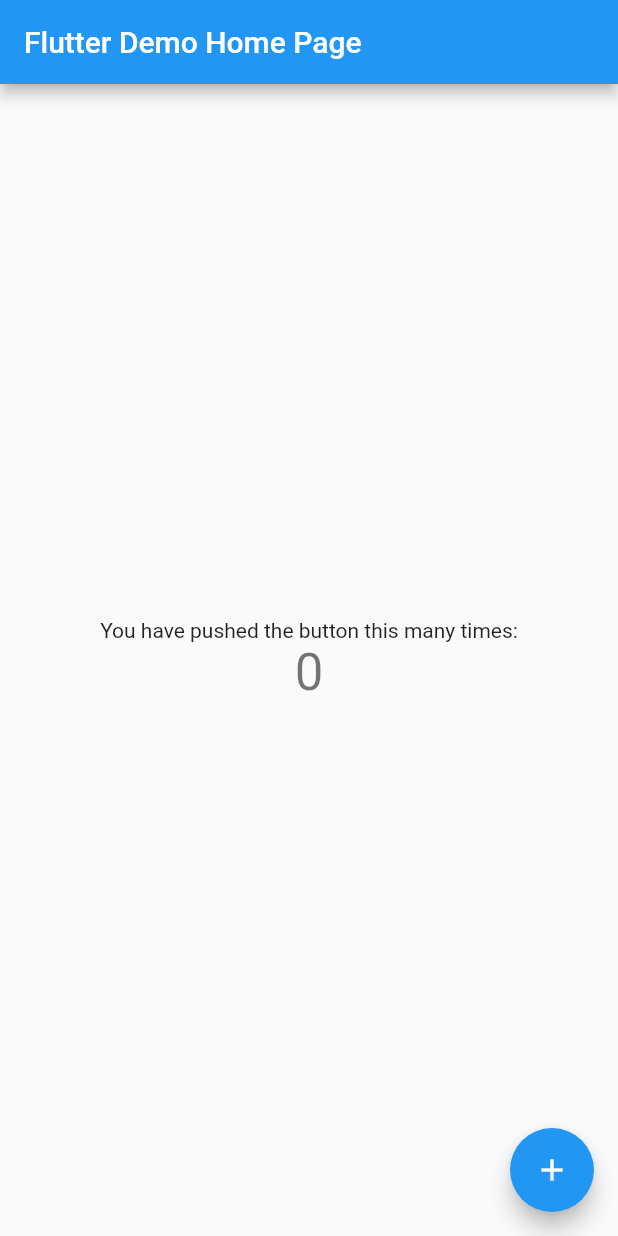
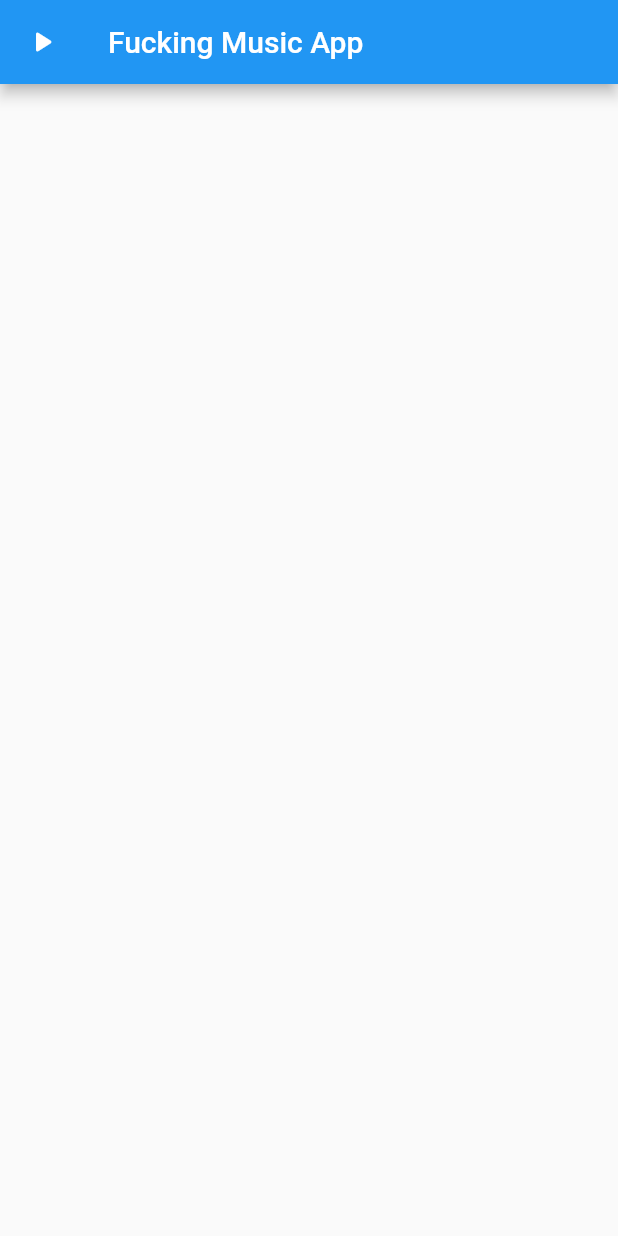
Before and after one commit to marufrobin/music_player, a Flutter app: the screen it shows after launch, on a phone screen of 412 x 824 dp. Run offline on Flutter 3.47's test engine with Material 2 defaults, Android fonts, the phone set to English and light mode, and no system bars.

Commit message:
homepage added

```diff
--- /dev/null
+++ b/lib/home_page.dart
@@ -0,0 +1,27 @@
+import 'package:flutter/material.dart';
+
+class HomePage extends StatefulWidget {
+  const HomePage({Key? key}) : super(key: key);
+
+  @override
+  State<HomePage> createState() => _HomePageState();
+}
+
+class _HomePageState extends State<HomePage> {
+  @override
+  void initState() {
+    // TODO: implement initState
+    super.initState();
+  }
+
+  @override
+  Widget build(BuildContext context) {
+    return Scaffold(
+      appBar: AppBar(
+        title: Text("Fucking Music App"),
+        leading:
+            IconButton(onPressed: () {}, icon: Icon(Icons.play_arrow_rounded)),
+      ),
+    );
+  }
+}
--- a/lib/main.dart
+++ b/lib/main.dart
@@ -1,4 +1,6 @@
 import 'package:flutter/material.dart';
+import 'package:flutter/services.dart';
+import 'package:music_player/home_page.dart';
 
 void main() {
   runApp(const MyApp());
@@ -10,106 +12,15 @@ class MyApp extends StatelessWidget {
   // This widget is the root of your application.
   @override
   Widget build(BuildContext context) {
+    SystemChrome.setSystemUIOverlayStyle(
+        SystemUiOverlayStyle(statusBarColor: Colors.transparent));
     return MaterialApp(
+      debugShowCheckedModeBanner: false,
       title: 'Flutter Demo',
       theme: ThemeData(
-        // This is the theme of your application.
-        //
-        // Try running your application with "flutter run". You'll see the
-        // application has a blue toolbar. Then, without quitting the app, try
-        // changing the primarySwatch below to Colors.green and then invoke
-        // "hot reload" (press "r" in the console where you ran "flutter run",
-        // or simply save your changes to "hot reload" in a Flutter IDE).
-        // Notice that the counter didn't reset back to zero; the application
-        // is not restarted.
         primarySwatch: Colors.blue,
       ),
-      home: const MyHomePage(title: 'Flutter Demo Home Page'),
+      home: HomePage(),
     );
   }
 }
-
-class MyHomePage extends StatefulWidget {
-  const MyHomePage({super.key, required this.title});
-
-  // This widget is the home page of your application. It is stateful, meaning
-  // that it has a State object (defined below) that contains fields that affect
-  // how it looks.
-
-  // This class is the configuration for the state. It holds the values (in this
-  // case the title) provided by the parent (in this case the App widget) and
-  // used by the build method of the State. Fields in a Widget subclass are
-  // always marked "final".
-
-  final String title;
-
-  @override
-  State<MyHomePage> createState() => _MyHomePageState();
-}
-
-class _MyHomePageState extends State<MyHomePage> {
-  int _counter = 0;
-
-  void _incrementCounter() {
-    setState(() {
-      // This call to setState tells the Flutter framework that something has
-      // changed in this State, which causes it to rerun the build method below
-      // so that the display can reflect the updated values. If we changed
-      // _counter without calling setState(), then the build method would not be
-      // called again, and so nothing would appear to happen.
-      _counter++;
-    });
-  }
-
-  @override
-  Widget build(BuildContext context) {
-    // This method is rerun every time setState is called, for instance as done
-    // by the _incrementCounter method above.
-    //
-    // The Flutter framework has been optimized to make rerunning build methods
-    // fast, so that you can just rebuild anything that needs updating rather
-    // than having to individually change instances of widgets.
-    return Scaffold(
-      appBar: AppBar(
-        // Here we take the value from the MyHomePage object that was created by
-        // the App.build method, and use it to set our appbar title.
-        title: Text(widget.title),
-      ),
-      body: Center(
-        // Center is a layout widget. It takes a single child and positions it
-        // in the middle of the parent.
-        child: Column(
-          // Column is also a layout widget. It takes a list of children and
-          // arranges them vertically. By default, it sizes itself to fit its
-          // children horizontally, and tries to be as tall as its parent.
-          //
-          // Invoke "debug painting" (press "p" in the console, choose the
-          // "Toggle Debug Paint" action from the Flutter Inspector in Android
-          // Studio, or the "Toggle Debug Paint" command in Visual Studio Code)
-          // to see the wireframe for each widget.
-          //
-          // Column has various properties to control how it sizes itself and
-          // how it positions its children. Here we use mainAxisAlignment to
-          // center the children vertically; the main axis here is the vertical
-          // axis because Columns are vertical (the cross axis would be
-          // horizontal).
-          mainAxisAlignment: MainAxisAlignment.center,
-          children: <Widget>[
-            const Text(
-              'You have pushed the button this many times:',
-            ),
-            Text(
-              '$_counter',
-              style: Theme.of(context).textTheme.headline4,
-            ),
-          ],
-        ),
-      ),
-      floatingActionButton: FloatingActionButton(
-        onPressed: _incrementCounter,
-        tooltip: 'Increment',
-        child: const Icon(Icons.add),
-      ), // This trailing comma makes auto-formatting nicer for build methods.
-    );
-  }
-}
--- a/pubspec.yaml
+++ b/pubspec.yaml
@@ -36,6 +36,7 @@ dependencies:
   # The following adds the Cupertino Icons font to your application.
   # Use with the CupertinoIcons class for iOS style icons.
   cupertino_icons: ^1.0.2
+  audioplayers: ^1.2.0
 
 dev_dependencies:
   flutter_test:
```
Also changed, not shown: lib/common/common_widget.dart (added), pubspec.lock, 1 other file.
